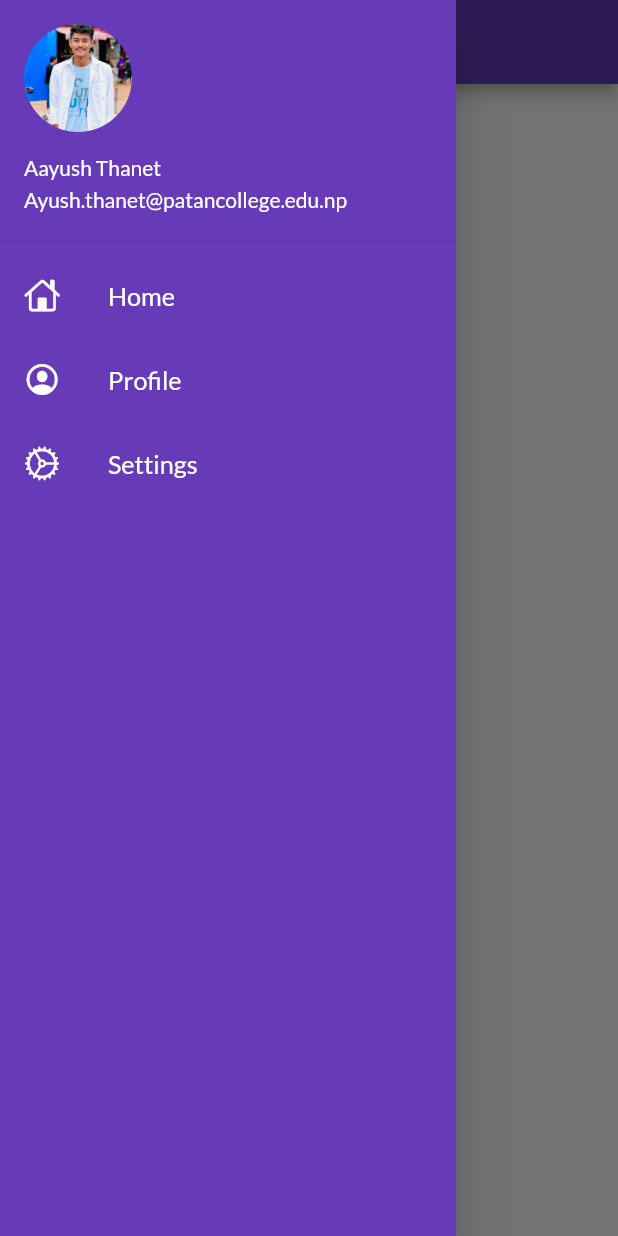
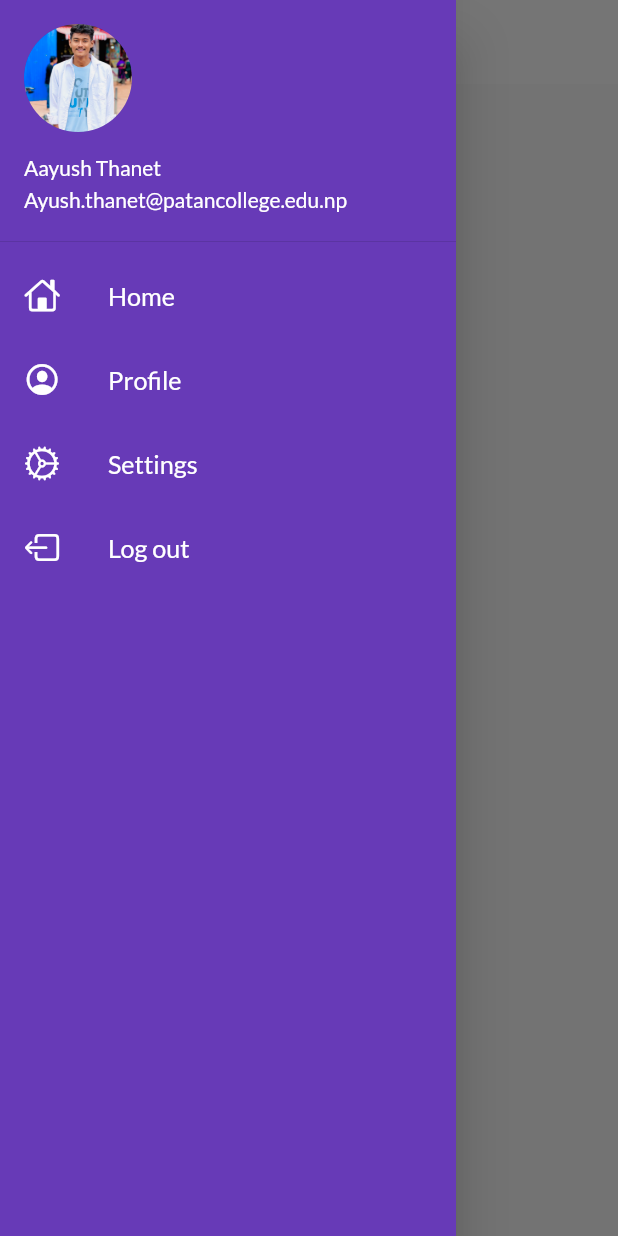
Before and after one commit to Aayush17171/FLutter_First, a Flutter app: the screen it shows after launch, with the side drawer open, on a phone screen of 412 x 824 dp. Run offline on Flutter 3.47's test engine with Material 2 defaults, Android fonts, the phone set to English and light mode, and no system bars; our stand-ins replace google_fonts.

Commit message:
Theme Extracted

```diff
--- a/lib/main.dart
+++ b/lib/main.dart
@@ -1,8 +1,8 @@
 import 'package:beginner/pages/login.dart';
 import 'package:beginner/pages/home.dart';
 import 'package:beginner/pages/routes.dart';
+import 'package:beginner/widgets/theme.dart';
 import 'package:flutter/material.dart';
-import 'package:google_fonts/google_fonts.dart';
 
 void main() => runApp(myApp());
 
@@ -15,13 +15,8 @@ class myApp extends StatelessWidget {
       // home: Day1Page(),
       debugShowCheckedModeBanner: false,
       themeMode: ThemeMode.light,
-      theme: ThemeData(
-        primarySwatch: Colors.deepPurple,
-        fontFamily: GoogleFonts.lato().fontFamily,
-      ),
-      darkTheme: ThemeData(
-          // brightness: Brightness.dark,
-          primarySwatch: Colors.green),
+      theme: MyTheme.lightTheme(context),
+      darkTheme: MyTheme.darkTheme(context),
       initialRoute: MyRoutes.homeRoute,
       routes: {
         '/': (context) => LoginPage(),
--- a/lib/pages/home.dart
+++ b/lib/pages/home.dart
@@ -8,7 +8,9 @@ class HomePage extends StatelessWidget {
   Widget build(BuildContext context) {
     return Scaffold(
       appBar: AppBar(
-        title: Text('Day One'),
+        title: Center(
+          child: Text('Catalog App'),
+        ),
       ),
       body: Center(),
       drawer: MyDrawer(),
--- a/lib/widgets/drawer.dart
+++ b/lib/widgets/drawer.dart
@@ -1,3 +1,4 @@
+import 'package:beginner/pages/routes.dart';
 import 'package:flutter/cupertino.dart';
 import 'package:flutter/material.dart';
 
@@ -27,6 +28,7 @@ class MyDrawer extends StatelessWidget {
               ),
             ),
             ListTile(
+              onTap: () {},
               leading: Icon(
                 CupertinoIcons.home,
                 color: Colors.white,
@@ -40,6 +42,7 @@ class MyDrawer extends StatelessWidget {
               ),
             ),
             ListTile(
+              onTap: () {},
               leading: Icon(
                 CupertinoIcons.profile_circled,
                 color: Colors.white,
@@ -53,6 +56,7 @@ class MyDrawer extends StatelessWidget {
               ),
             ),
             ListTile(
+              onTap: () {},
               leading: Icon(
                 CupertinoIcons.settings_solid,
                 color: Colors.white,
@@ -65,6 +69,22 @@ class MyDrawer extends StatelessWidget {
                 ),
               ),
             ),
+            ListTile(
+              onTap: () {
+                Navigator.pushNamed(context, MyRoutes.loginRoute);
+              },
+              leading: Icon(
+                CupertinoIcons.square_arrow_left,
+                color: Colors.white,
+              ),
+              title: Text(
+                'Log out',
+                textScaleFactor: 1.2,
+                style: TextStyle(
+                  color: Colors.white,
+                ),
+              ),
+            ),
           ],
         ),
       ),
--- /dev/null
+++ b/lib/widgets/theme.dart
@@ -0,0 +1,20 @@
+import 'package:flutter/material.dart';
+import 'package:google_fonts/google_fonts.dart';
+
+class MyTheme {
+  static ThemeData lightTheme(BuildContext context) => ThemeData(
+        primarySwatch: Colors.deepPurple,
+        fontFamily: GoogleFonts.lato().fontFamily,
+        appBarTheme: AppBarTheme(
+          color: Colors.white,
+          elevation: 0,
+          iconTheme: IconThemeData(color: Colors.black),
+          toolbarTextStyle: Theme.of(context).textTheme.bodyMedium,
+          titleTextStyle: Theme.of(context).textTheme.titleLarge,
+        ),
+      );
+
+  static ThemeData darkTheme(BuildContext context) => ThemeData(
+        brightness: Brightness.dark,
+      );
+}
```
